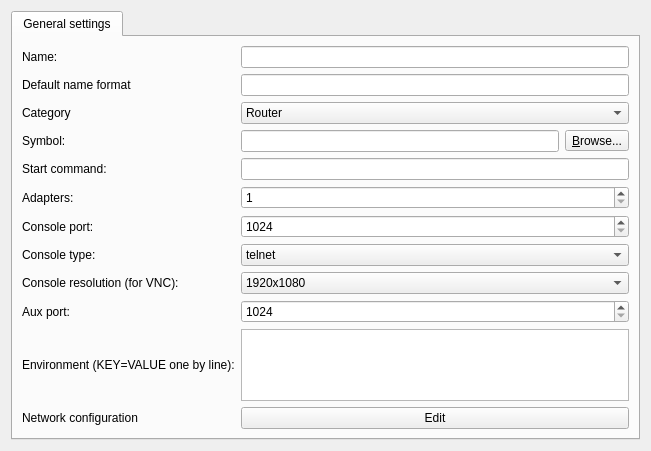
Old version of the form gns3/modules/docker/ui/docker_vm_configuration_page.ui in the repository GNS3/gns3-gui.
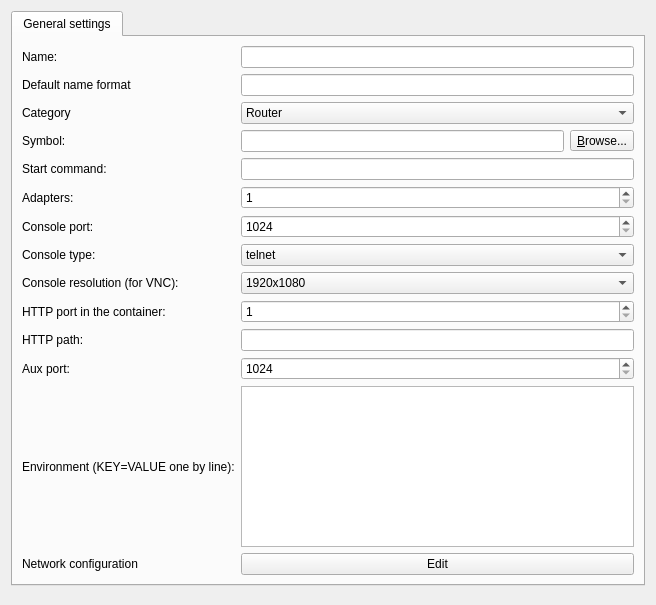
New version of the form.

Commit message: HTTP support for docker

Patch:
```diff
--- a/gns3/modules/docker/ui/docker_vm_configuration_page.ui
+++ b/gns3/modules/docker/ui/docker_vm_configuration_page.ui
@@ -6,8 +6,8 @@
    <rect>
     <x>0</x>
     <y>0</y>
-    <width>651</width>
-    <height>431</height>
+    <width>656</width>
+    <height>605</height>
    </rect>
   </property>
   <property name="windowTitle">
@@ -24,19 +24,9 @@
        <string>General settings</string>
       </attribute>
       <layout class="QGridLayout" name="gridLayout">
-       <item row="4" column="1">
-        <widget class="QLineEdit" name="uiCMDLineEdit"/>
-       </item>
        <item row="0" column="1">
         <widget class="QLineEdit" name="uiNameLineEdit"/>
        </item>
-       <item row="5" column="0">
-        <widget class="QLabel" name="uiAdapterLabel">
-         <property name="text">
-          <string>Adapters:</string>
-         </property>
-        </widget>
-       </item>
        <item row="7" column="0">
         <widget class="QLabel" name="uiConsoleTypeLabel">
          <property name="text">
@@ -44,6 +34,43 @@
          </property>
         </widget>
        </item>
+       <item row="5" column="0">
+        <widget class="QLabel" name="uiAdapterLabel">
+         <property name="text">
+          <string>Adapters:</string>
+         </property>
+        </widget>
+       </item>
+       <item row="4" column="1">
+        <widget class="QLineEdit" name="uiCMDLineEdit"/>
+       </item>
+       <item row="9" column="0">
+        <widget class="QLabel" name="label">
+         <property name="text">
+          <string>HTTP port in the container:</string>
+         </property>
+        </widget>
+       </item>
+       <item row="11" column="1">
+        <widget class="QSpinBox" name="uiAuxPortSpinBox">
+         <property name="minimum">
+          <number>1024</number>
+         </property>
+         <property name="maximum">
+          <number>65535</number>
+         </property>
+        </widget>
+       </item>
+       <item row="9" column="1">
+        <widget class="QSpinBox" name="uiConsoleHttpPortSpinBox">
+         <property name="minimum">
+          <number>1</number>
+         </property>
+         <property name="maximum">
+          <number>65535</number>
+         </property>
+        </widget>
+       </item>
        <item row="3" column="1">
         <layout class="QHBoxLayout" name="horizontalLayout_7">
          <item>
@@ -78,7 +105,7 @@
          </property>
         </widget>
        </item>
-       <item row="10" column="0">
+       <item row="12" column="0">
         <widget class="QLabel" name="uiEnvironmentLabel">
          <property name="text">
           <string>Environment (KEY=VALUE one by line):</string>
@@ -91,7 +118,7 @@
          </property>
         </widget>
        </item>
-       <item row="11" column="1">
+       <item row="13" column="1">
         <widget class="QPushButton" name="uiNetworkConfigEditButton">
          <property name="text">
           <string>Edit</string>
@@ -110,9 +137,19 @@
            <string>vnc</string>
           </property>
          </item>
+         <item>
+          <property name="text">
+           <string>http</string>
+          </property>
+         </item>
+         <item>
+          <property name="text">
+           <string>https</string>
+          </property>
+         </item>
         </widget>
        </item>
-       <item row="11" column="0">
+       <item row="13" column="0">
         <widget class="QLabel" name="uiNetworkConfigLabel">
          <property name="text">
           <string>Network configuration</string>
@@ -143,6 +180,9 @@
          </property>
         </widget>
        </item>
+       <item row="12" column="1">
+        <widget class="QTextEdit" name="uiEnvironmentTextEdit"/>
+       </item>
        <item row="2" column="1">
         <widget class="QComboBox" name="uiCategoryComboBox">
          <item>
@@ -174,9 +214,6 @@
          </property>
         </widget>
        </item>
-       <item row="10" column="1">
-        <widget class="QTextEdit" name="uiEnvironmentTextEdit"/>
-       </item>
        <item row="4" column="0">
         <widget class="QLabel" name="uiCMDLabel">
          <property name="text">
@@ -237,23 +274,23 @@
          </property>
         </widget>
        </item>
-       <item row="9" column="0">
+       <item row="11" column="0">
         <widget class="QLabel" name="uiAuxPortLabel">
          <property name="text">
           <string>Aux port:</string>
          </property>
         </widget>
        </item>
-       <item row="9" column="1">
-        <widget class="QSpinBox" name="uiAuxPortSpinBox">
-         <property name="minimum">
-          <number>1024</number>
-         </property>
-         <property name="maximum">
-          <number>65535</number>
+       <item row="10" column="0">
+        <widget class="QLabel" name="label_2">
+         <property name="text">
+          <string>HTTP path:</string>
          </property>
         </widget>
        </item>
+       <item row="10" column="1">
+        <widget class="QLineEdit" name="uiHttpConsolePathLineEdit"/>
+       </item>
       </layout>
      </widget>
     </widget>
```
The commit also changes 8 other files.
